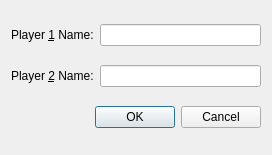
Above: Chapter 3/tictactoe/configurationdialog.ui from starrynights89/Game_practice_Qt-5.10 before the change. Below: the same form after it.
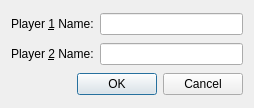
That is the form after the change.

Diff of the .ui file:
```diff
--- a/Chapter 3/tictactoe/configurationdialog.ui
+++ b/Chapter 3/tictactoe/configurationdialog.ui
@@ -6,8 +6,8 @@
    <rect>
     <x>0</x>
     <y>0</y>
-    <width>272</width>
-    <height>155</height>
+    <width>254</width>
+    <height>108</height>
    </rect>
   </property>
   <property name="windowTitle">
```
